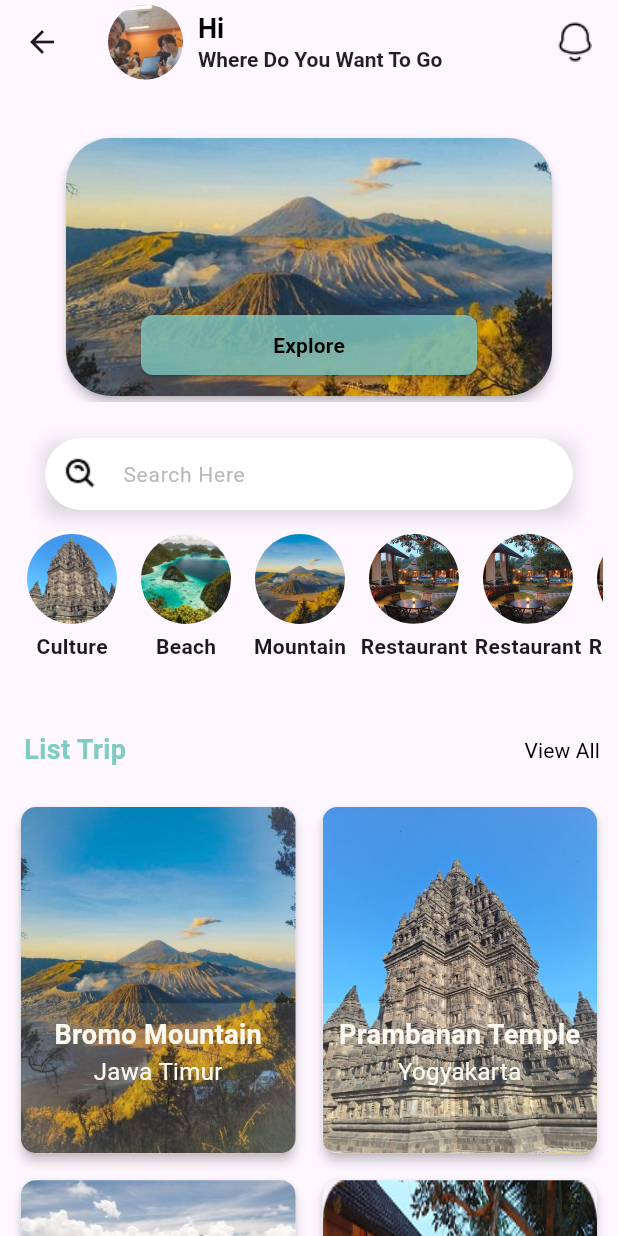
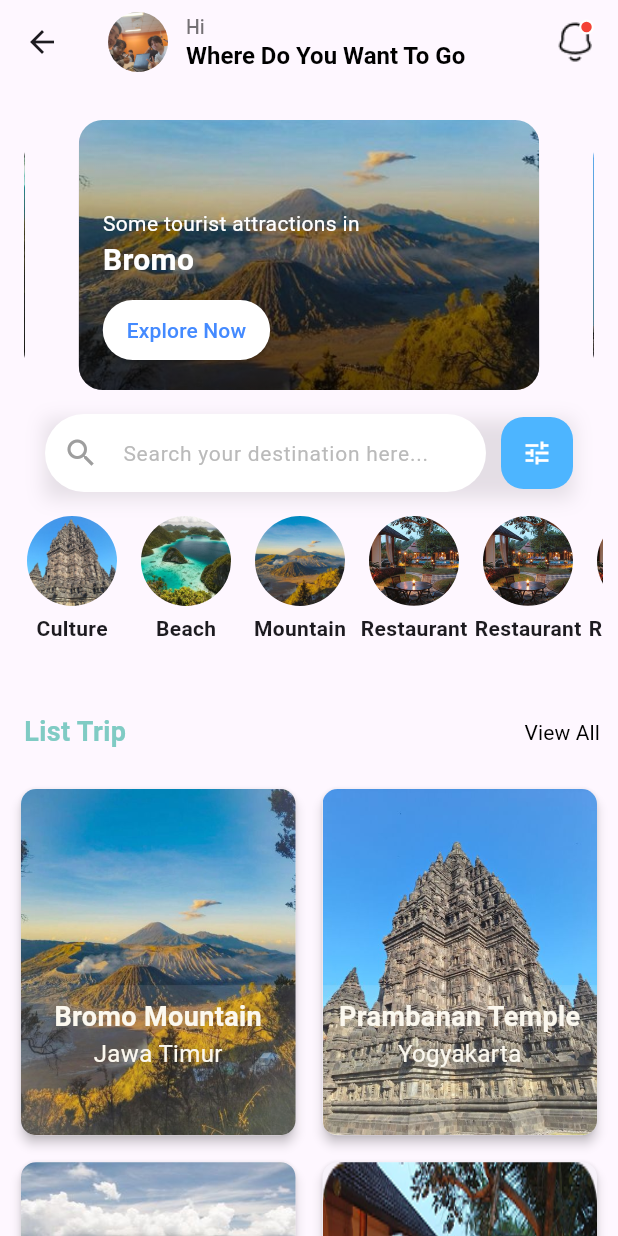
Before and after one commit to RizkyRafiyandika/explore_id, a Flutter app: the MyHome screen opened directly, on a phone screen of 412 x 824 dp. Run offline on Flutter 3.47's test engine with Material 3 defaults, Android fonts, the phone set to English and light mode, and no system bars; drawn by our look-alikes of carousel_slider; our stand-ins replace cloud_firestore, curved_navigation_bar, firebase_auth, firebase_core, google_maps_flutter, google_sign_in and 1 more; missing offline and left inert: flutter_facebook_auth; accounts and stored records are empty.

Commit message:
Home Update FE

```diff
--- a/lib/models/explore.dart
+++ b/lib/models/explore.dart
@@ -1,12 +1,18 @@
-class ExploreModel {
-  final String picturePath;
-  final String buttonText;
+final List<Map<String, String>> carouselItem = [
+  {
+    'title': 'Some tourist attractions in',
+    'subtitle':'Bromo',
+    'image': 'assets/bromo.jpg',
+  },
+  {
+    'title': 'Some tourist attractions in',
+    'subtitle':'Prambanan',
+    'image': 'assets/prambanan.jpg',
+  },
+  {
+    'title': 'Some tourist attratcion in',
+    'subtitle': 'Pulau Seribu',
+    'image': 'assets/pulau seribu.jpg',
+  }
 
-  ExploreModel({required this.picturePath, this.buttonText = "Explore"});
-}
-
-final List<ExploreModel> exploreItems = [
-  ExploreModel(picturePath: "assets/bromo.jpg"),
-  ExploreModel(picturePath: "assets/prambanan.jpg"),
-  ExploreModel(picturePath: "assets/pulau seribu.jpg"),
 ];
--- a/lib/pages/home.dart
+++ b/lib/pages/home.dart
@@ -132,102 +132,141 @@ Container _SearchBar(searchController) {
     decoration: BoxDecoration(
       boxShadow: [
         BoxShadow(
-          color: Colors.black.withOpacity(0.15),
+          color: Colors.black.withOpacity(0.1),
           blurRadius: 10,
           offset: Offset(0, 4),
         ),
       ],
     ),
+    child: Row(
+      children: [
+        Expanded(
           child: TextField(
-      controller: searchController, // Tambahkan controller
-
+            controller: searchController,
             decoration: InputDecoration(
               filled: true,
               fillColor: Colors.white,
-        contentPadding: const EdgeInsets.all(10),
-        hintText: "Search Here", // Pastikan ini bukan typo
+              contentPadding: const EdgeInsets.symmetric(vertical: 14),
+              hintText: "Search your destination here...",
               hintStyle: const TextStyle(
                 color: Color.fromARGB(255, 186, 186, 186),
                 fontSize: 14,
               ),
-        prefixIcon: Padding(
-          padding: const EdgeInsets.all(12),
-          child: Image.asset("assets/icons/search.png"),
-        ),
-        suffixIcon: Container(
-          width: 100,
-          child: IntrinsicHeight(
-            child: Row(mainAxisAlignment: MainAxisAlignment.end),
-          ),
-        ),
+              prefixIcon: const Icon(Icons.search, color: Colors.grey),
               border: OutlineInputBorder(
                 borderRadius: BorderRadius.circular(30),
                 borderSide: BorderSide.none,
               ),
             ),
           ),
+        ),
+        Container(
+          margin: const EdgeInsets.only(
+            left: 10,
+          ), // Menambahkan jarak antara TextField dan IconButton
+          decoration: BoxDecoration(
+            color: Color(0xFF4DB5FF), // warna biru tombol filter
+            borderRadius: BorderRadius.circular(15),
+          ),
+          child: IconButton(
+            icon: const Icon(
+              Icons.tune, // ikon filter
+              color: Colors.white,
+              size: 20,
+            ),
+            onPressed: () {
+              // Aksi saat tombol filter ditekan
+            },
+          ),
+        ),
+      ],
+    ),
   );
 }
 
 Padding _ListExplore() {
   return Padding(
-    padding: const EdgeInsets.symmetric(vertical: 8, horizontal: 16),
-    child: CarouselSlider.builder(
-      itemCount: exploreItems.length,
+    padding: const EdgeInsets.symmetric(horizontal: 16.0), // kiri-kanan 16
+    child: CarouselSlider(
       options: CarouselOptions(
-        height: 180, // Tinggi carousel
-        autoPlay: true, // Otomatis geser
-        enlargeCenterPage: true, // Membesarkan item tengah
-        viewportFraction: 0.9, // Ukuran item dalam layar
-        autoPlayInterval: Duration(seconds: 2), // Waktu antar geseran
+        //buat atur besar penempatan carousel
+        height: 180,
+        autoPlay: true,
+        enlargeCenterPage: true,
+        viewportFraction: 0.85,
       ),
-      itemBuilder: (context, index, realIndex) {
-        final item = exploreItems[index];
-
+      items:
+          carouselItem.map((item) {
+            //manggil carousel item seperti title subtitle dan image
+            return Builder(
+              builder: (BuildContext context) {
                 return Container(
-          width: double.infinity,
-          height: 180,
-          margin: EdgeInsets.symmetric(horizontal: 5),
-          child: Card(
+                  margin: EdgeInsets.symmetric(horizontal: 8),
+                  decoration: BoxDecoration(
+                    borderRadius: BorderRadius.circular(16),
+                    image: DecorationImage(
+                      image: AssetImage(item['image']!),
+                      fit: BoxFit.cover,
+                    ),
+                  ),
+                  child: Stack(
+                    children: [
+                      Container(
+                        decoration: BoxDecoration(
+                          borderRadius: BorderRadius.circular(16),
+                          gradient: LinearGradient(
+                            colors: [
+                              Colors.black.withOpacity(0.6),
+                              Colors.transparent,
+                            ],
+                            begin: Alignment.bottomCenter,
+                            end: Alignment.topCenter,
+                          ),
+                        ),
+                      ),
+                      Padding(
+                        padding: const EdgeInsets.all(16.0),
+                        child: Column(
+                          crossAxisAlignment: CrossAxisAlignment.start,
+                          mainAxisAlignment: MainAxisAlignment.end,
+                          children: [
+                            Text(
+                              item['title']!,
+                              style: TextStyle(
+                                color: Colors.white,
+                                fontSize: 14,
+                              ),
+                            ),
+                            Text(
+                              item['subtitle']!,
+                              style: TextStyle(
+                                color: Colors.white,
+                                fontSize: 20,
+                                fontWeight: FontWeight.bold,
+                              ),
+                            ),
+                            const SizedBox(height: 8),
+                            ElevatedButton(
+                              style: ElevatedButton.styleFrom(
+                                backgroundColor: Colors.white,
+                                foregroundColor: Colors.blueAccent,
                                 shape: RoundedRectangleBorder(
                                   borderRadius: BorderRadius.circular(30),
                                 ),
-            elevation: 3,
-            clipBehavior: Clip.antiAlias,
-            child: Stack(
-              children: [
-                Positioned.fill(
-                  child: Image.asset(item.picturePath, fit: BoxFit.cover),
+                                padding: EdgeInsets.symmetric(horizontal: 16),
                               ),
-                Positioned(
-                  bottom: 10,
-                  left: 50,
-                  right: 50,
-                  child: ElevatedButton(
-                    style: ElevatedButton.styleFrom(
-                      backgroundColor: tdcyan.withOpacity(0.8),
-                      foregroundColor: Colors.black,
-                      shape: RoundedRectangleBorder(
-                        borderRadius: BorderRadius.circular(8),
+                              onPressed: () {},
+                              child: Text('Explore Now'),
                             ),
-                    ),
-                    onPressed: () {
-                      Navigator.push(
-                        context,
-                        MaterialPageRoute(builder: (context) => MyProfile()),
-                      );
-                    },
-                    child: Text(
-                      item.buttonText,
-                      style: TextStyle(fontWeight: FontWeight.bold),
-                    ),
+                          ],
                         ),
                       ),
                     ],
                   ),
-          ),
                 );
               },
+            );
+          }).toList(),
     ),
   );
 }
@@ -245,44 +284,67 @@ AppBar _MyAppBar(BuildContext context, String username) {
               MaterialPageRoute(builder: (context) => MyProfile()),
             );
           },
-          child: CircleAvatar(
-            radius: 25,
-            backgroundImage: AssetImage(
-              "assets/profile_pic.jpg",
-            ), // Sesuaikan nama file
+          child: Container(
+            width: 40,
+            height: 40,
+            decoration: BoxDecoration(
+              shape: BoxShape.circle,
+              image: DecorationImage(
+                image: AssetImage("assets/profile_pic.jpg"),
+                fit: BoxFit.cover,
               ),
             ),
-        SizedBox(width: 10), // Spasi antar avatar dan teks
+          ),
+        ),
+        SizedBox(width: 12), // Spasi antar avatar dan teks
         Column(
           crossAxisAlignment: CrossAxisAlignment.start,
           children: [
             Text(
               "Hi $username",
               style: TextStyle(
-                fontSize: 18,
-                fontWeight: FontWeight.bold,
-                color: Colors.black,
+                fontSize: 13,
+                fontWeight: FontWeight.w500,
+                color: Colors.black54,
               ),
             ),
             Text(
               "Where Do You Want To Go",
               style: TextStyle(
-                fontSize: 14,
-                fontWeight: FontWeight.w600,
-                color: Colors.black87,
+                fontSize: 16,
+                fontWeight: FontWeight.bold,
+                color: Colors.black,
               ),
             ),
           ],
         ),
-        Expanded(child: SizedBox()), // Membantu menjaga tata letak tetap rapi
+        Spacer(),
         GestureDetector(
           onTap: () {
-            print("ini Notif Page");
+            print("Notifikasi dibuka");
           },
-          child: Image.asset(
+          child: Stack(
+            children: [
+              Image.asset(
                 "assets/icons/notification.png",
                 width: 30,
                 height: 30,
+              ),
+              Positioned(
+                right: 0,
+                top: 0,
+                child: Container(
+                  //ganti container karena Class Circle avatar tidak memiliki widht dan height
+                  width: 10,
+                  height: 10,
+                  decoration: BoxDecoration(
+                    color: Colors.red,
+                    shape: BoxShape.circle,
+                    border: Border.all(color: Colors.white, width: 1.5),
+                  ),
+                ),
+              ),
+            ],
           ),
         ),
       ],
```
Lines whose indentation alone changed are shown as unchanged.
